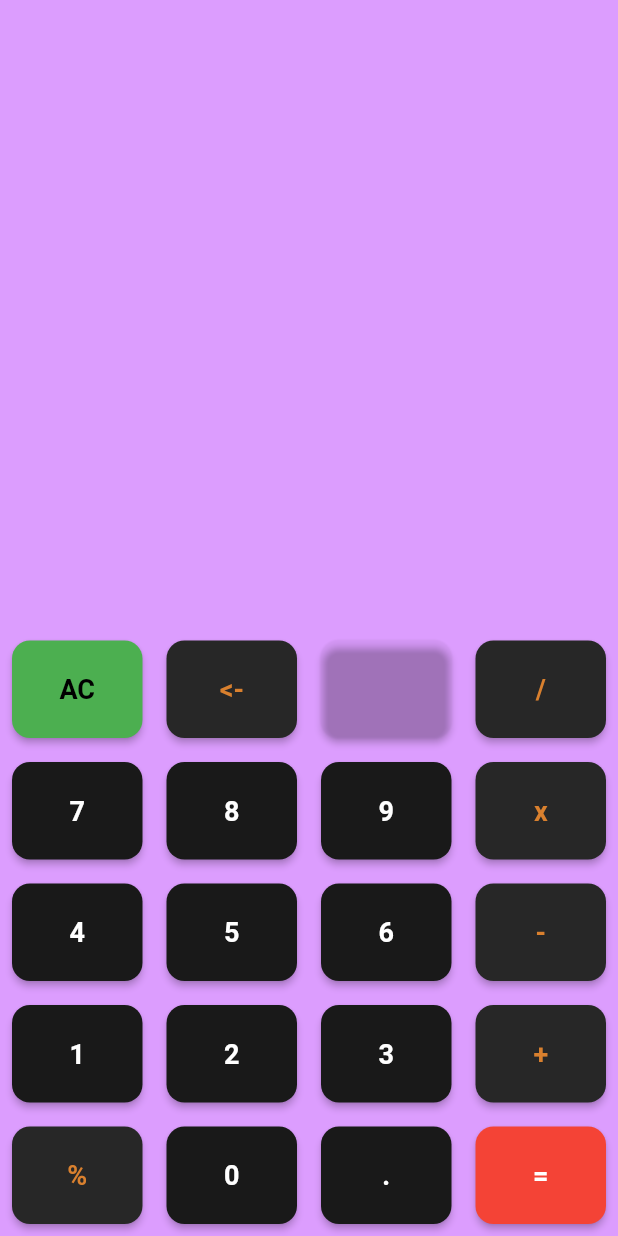
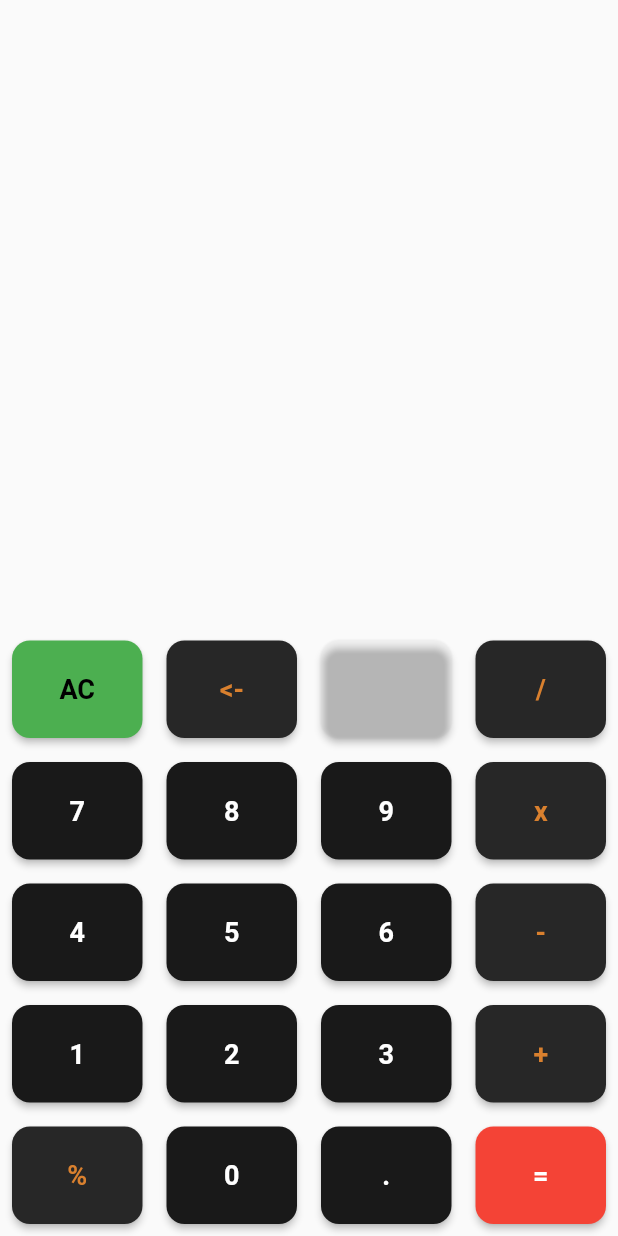
Before and after one commit to RJ2607/calculator_flutter, a Flutter app: the screen it shows after launch, on a phone screen of 412 x 824 dp. Run offline on Flutter 3.47's test engine with Material 2 defaults, Android fonts, the phone set to English and light mode, and no system bars; our stand-ins replace math_expressions.

Commit message:
nothing much

```diff
--- a/lib/main.dart
+++ b/lib/main.dart
@@ -62,7 +62,6 @@ class _calculatorappState extends State<calculatorapp> {
   @override
   Widget build(BuildContext context) {
     return Scaffold(
-      backgroundColor: Color.fromARGB(255, 220, 157, 254),
       body: Column(
         children: [
           Expanded(
```
